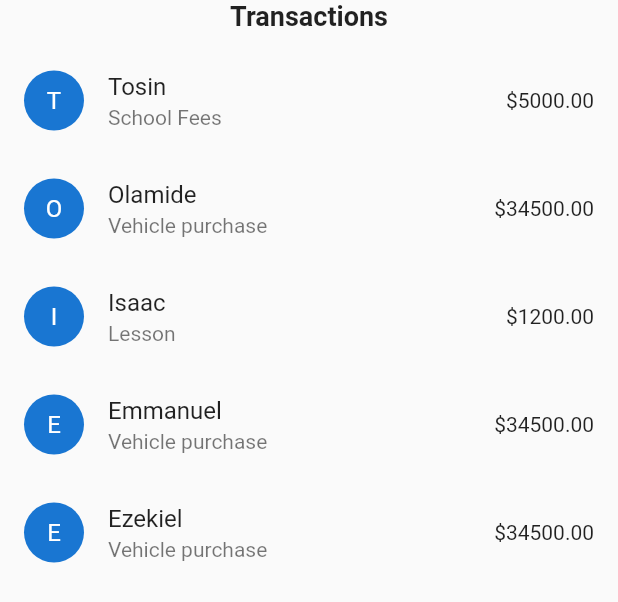
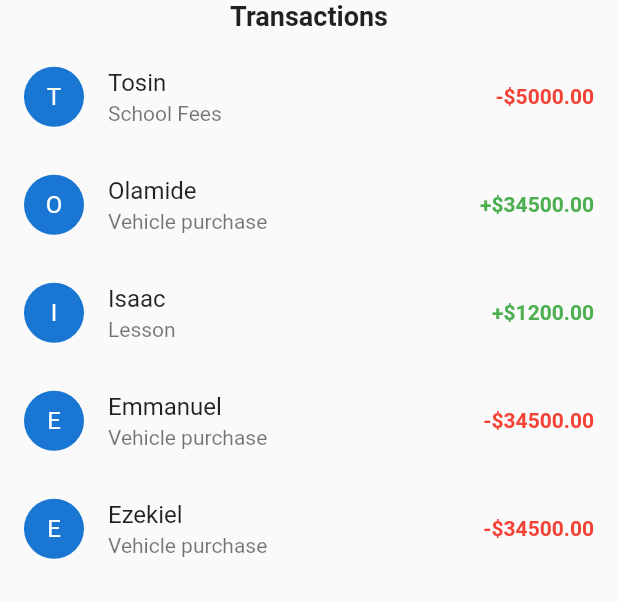
Before and after one commit to OLADISEA/bank-app, a Flutter app: the Transactions widget shown alone on an empty page, opened directly, on a phone screen of 412 x 824 dp. Shown: the top 602 px of the screen. Run offline on Flutter 3.47's test engine with Material 2 defaults, Android fonts, the light colour scheme and no system bars; our stand-ins replace dots_indicator, email_validator, get, page_transition; missing offline and left inert: flutter_udid.

Commit message:
Made some changes

```diff
--- /dev/null
+++ b/lib/Screens/view_more.dart
@@ -0,0 +1,10 @@
+import 'package:flutter/material.dart';
+
+class ViewMore extends StatelessWidget {
+  const ViewMore({Key? key}) : super(key: key);
+
+  @override
+  Widget build(BuildContext context) {
+    return const Placeholder();
+  }
+}
--- a/lib/Screens/view_transactions.dart
+++ b/lib/Screens/view_transactions.dart
@@ -1,11 +1,11 @@
+import 'package:bank_app/Utilities/dimensions.dart';
 import 'package:flutter/material.dart';
 import 'package:bank_app/Utilities/transaction.dart';
-
 
 class Transactions extends StatelessWidget {
   final List<Transaction> transactions;
 
-  const Transactions({super.key, required this.transactions});
+  const Transactions({Key? key, required this.transactions}) : super(key: key);
 
   @override
   Widget build(BuildContext context) {
@@ -15,19 +15,29 @@ class Transactions extends StatelessWidget {
           'Transactions',
           style: TextStyle(fontSize: 18, fontWeight: FontWeight.bold),
         ),
-        const SizedBox(height: 10),
+        SizedBox(height: Dimensions.height10),
         ListView.builder(
           shrinkWrap: true,
           itemCount: transactions.length,
           itemBuilder: (context, index) {
             final transaction = transactions[index];
+            final isReceived = transaction.type == TransactionType.receive;
+            final sign = isReceived ? '+' : '-';
+            final color = isReceived ? Colors.green : Colors.red;
+
             return ListTile(
               leading: CircleAvatar(
                 child: Text(transaction.senderName[0]),
               ),
               title: Text(transaction.senderName),
               subtitle: Text(transaction.description),
-              trailing: Text('\$${transaction.amount.toStringAsFixed(2)}'),
+              trailing: Text(
+                '$sign\$${transaction.amount.toStringAsFixed(2)}',
+                style: TextStyle(
+                  color: color,
+                  fontWeight: FontWeight.bold,
+                ),
+              ),
             );
           },
         ),
```
